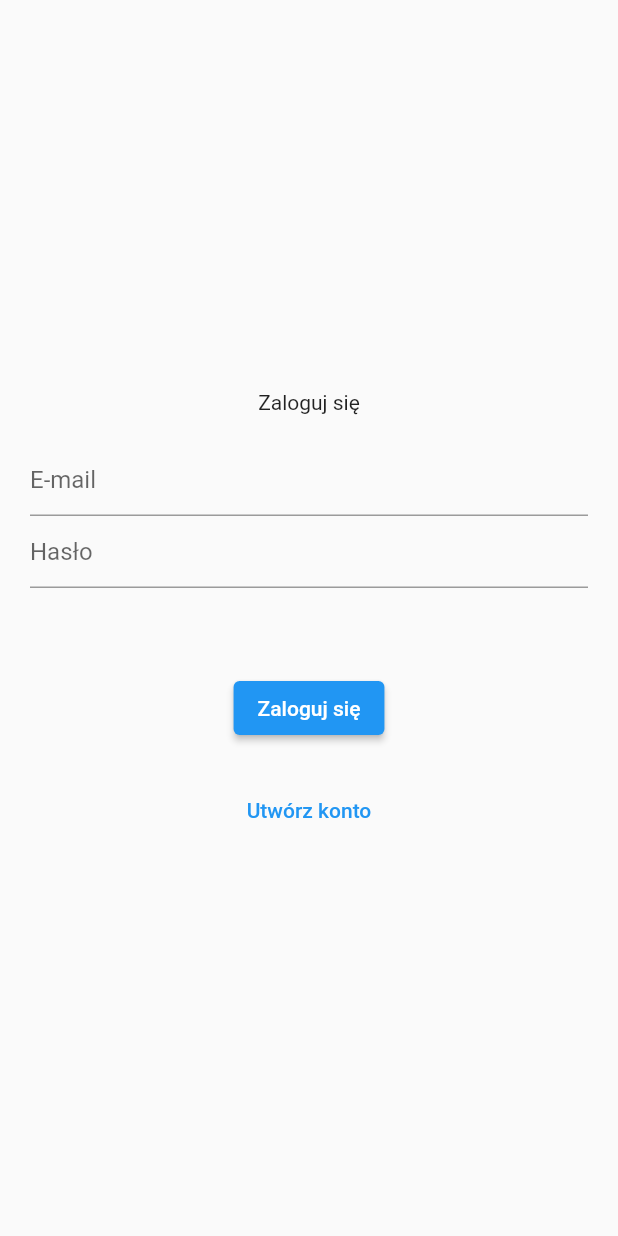
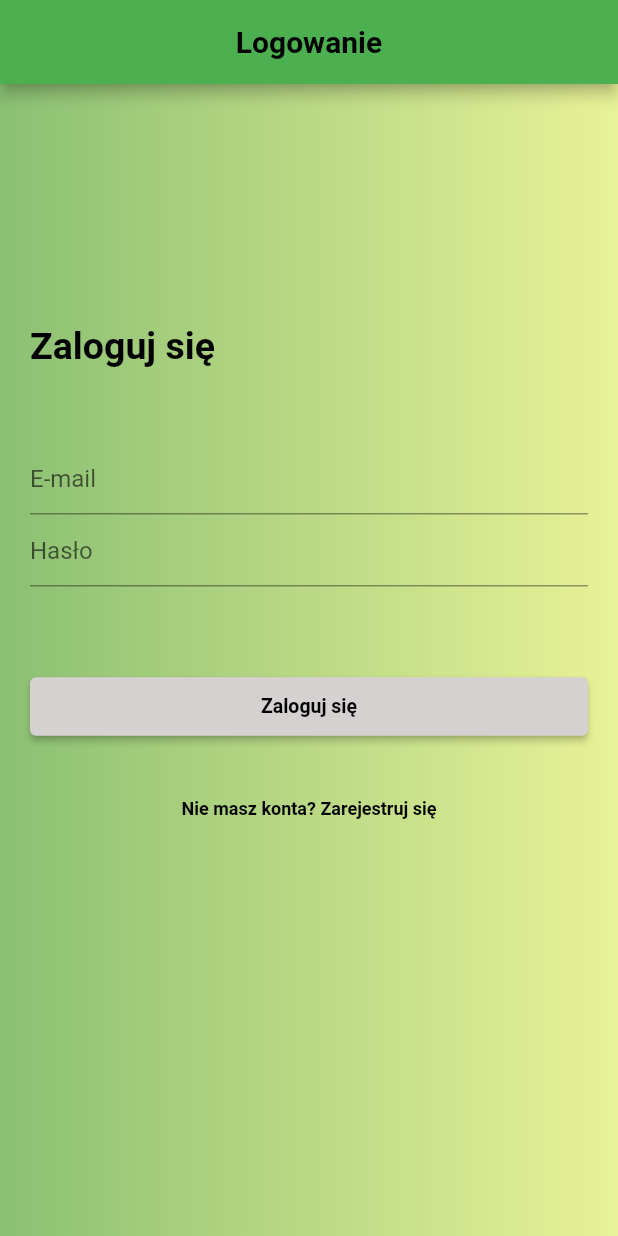
Before and after one commit to michalkrysinski/najlepszy_warsztat_samochodowy_w_warszawie, a Flutter app: the screen it shows after launch, on a phone screen of 412 x 824 dp. Run offline on Flutter 3.47's test engine with Material 2 defaults, Android fonts, the phone set to English and light mode, and no system bars; our stand-ins replace bloc, cloud_firestore, firebase_auth, firebase_core, flutter_bloc, google_fonts; accounts and stored records are empty; Roboto replaces fonts that are missing (Alef).

Commit message:
Update LoginPage

```diff
--- a/lib/app/features/home/workshops/workshops_page_content.dart
+++ b/lib/app/features/home/workshops/workshops_page_content.dart
@@ -52,7 +52,6 @@ class WorkshopsPageContent extends StatelessWidget {
                             document['warsztat'],
                             style: GoogleFonts.lato(
                               color: const Color.fromARGB(255, 0, 0, 0),
-                              fontWeight: FontWeight.bold,
                             ),
                           ),
                         ],
--- a/lib/app/features/login/login_page.dart
+++ b/lib/app/features/login/login_page.dart
@@ -1,5 +1,6 @@
 import 'package:firebase_auth/firebase_auth.dart';
 import 'package:flutter/material.dart';
+import 'package:google_fonts/google_fonts.dart';
 
 class LoginPage extends StatefulWidget {
   LoginPage({
@@ -20,16 +21,44 @@ class _LoginPageState extends State<LoginPage> {
   @override
   Widget build(BuildContext context) {
     return Scaffold(
-      body: Center(
+      appBar: AppBar(
+        title: Text(
+          isCreatingAccount == true ? 'Rejestracja' : 'Logowanie',
+          style: const TextStyle(
+            color: Colors.black,
+            fontWeight: FontWeight.bold,
+          ),
+        ),
+        centerTitle: true,
+        backgroundColor: Colors.green,
+      ),
+      body: Container(
+        width: double.infinity,
+        height: double.infinity,
+        decoration: const BoxDecoration(
+          gradient: LinearGradient(
+            colors: [
+              Color.fromARGB(255, 139, 192, 115),
+              Color.fromARGB(255, 233, 242, 151),
+            ],
+          ),
+        ),
+        child: Center(
           child: Padding(
             padding: const EdgeInsets.all(20.0),
-          child: Column(
-            mainAxisAlignment: MainAxisAlignment.center,
+            child: ListView(
               children: [
-              Text(isCreatingAccount == true
-                  ? 'Zarejestruj się'
-                  : 'Zaloguj się'),
-              const SizedBox(height: 20),
+                const SizedBox(
+                  height: 140,
+                ),
+                Text(
+                  isCreatingAccount == true ? 'Zarejestruj się' : 'Zaloguj się',
+                  style: GoogleFonts.alef(
+                      fontSize: 25,
+                      color: const Color.fromARGB(255, 0, 0, 0),
+                      fontWeight: FontWeight.bold),
+                ),
+                const SizedBox(height: 50),
                 TextField(
                   controller: widget.emailController,
                   decoration: const InputDecoration(hintText: 'E-mail'),
@@ -74,6 +103,18 @@ class _LoginPageState extends State<LoginPage> {
                   child: Text(isCreatingAccount == true
                       ? 'Zarejestruj się'
                       : 'Zaloguj się'),
+                  style: ElevatedButton.styleFrom(
+                    primary: const Color.fromARGB(255, 214, 209, 209),
+                    padding: const EdgeInsets.symmetric(
+                      horizontal: 20,
+                      vertical: 12,
+                    ),
+                    textStyle: const TextStyle(
+                      fontSize: 13,
+                      fontWeight: FontWeight.bold,
+                    ),
+                    onPrimary: Colors.black,
+                  ),
                 ),
                 const SizedBox(height: 20),
                 if (isCreatingAccount == false) ...[
@@ -83,7 +124,14 @@ class _LoginPageState extends State<LoginPage> {
                         isCreatingAccount = true;
                       });
                     },
-                  child: const Text('Utwórz konto'),
+                    child: Text(
+                      'Nie masz konta? Zarejestruj się',
+                      style: GoogleFonts.alef(
+                        fontSize: 12,
+                        fontWeight: FontWeight.bold,
+                        color: const Color.fromARGB(255, 0, 0, 0),
+                      ),
+                    ),
                   ),
                 ],
                 if (isCreatingAccount == true) ...[
@@ -93,13 +141,21 @@ class _LoginPageState extends State<LoginPage> {
                         isCreatingAccount = false;
                       });
                     },
-                  child: const Text('Masz już konto?'),
+                    child: Text(
+                      'Masz już konto? Zaloguj się',
+                      style: GoogleFonts.alef(
+                        fontSize: 12,
+                        fontWeight: FontWeight.bold,
+                        color: const Color.fromARGB(255, 0, 0, 0),
+                      ),
+                    ),
                   ),
                 ],
               ],
             ),
           ),
         ),
+      ),
     );
   }
 }
--- a/lib/main.dart
+++ b/lib/main.dart
@@ -1,7 +1,7 @@
 import 'package:firebase_core/firebase_core.dart';
 import 'package:flutter/material.dart';
 import 'package:najlepszy_warsztat_samochodowy_w_warszawie/app/app.dart';
-import 'package:najlepszy_warsztat_samochodowy_w_warszawie/firebase_options.dart';
+import 'package:najlepszy_warsztat_samochodowy_w_warszawie/app/firebase_options.dart';
 
 void main() async {
   WidgetsFlutterBinding.ensureInitialized();
```
Also changed, not shown: lib/app/features/home/add_opinion/add_opinion_page_content.dart (+21 -13 lines), lib/app/features/home/home_page.dart (+23 -14 lines), lib/app/features/home/my_account/my_account_page_content.dart (+13 -1 lines), lib/app/firebase_options.dart (added). Lines whose indentation alone changed are shown as unchanged.
